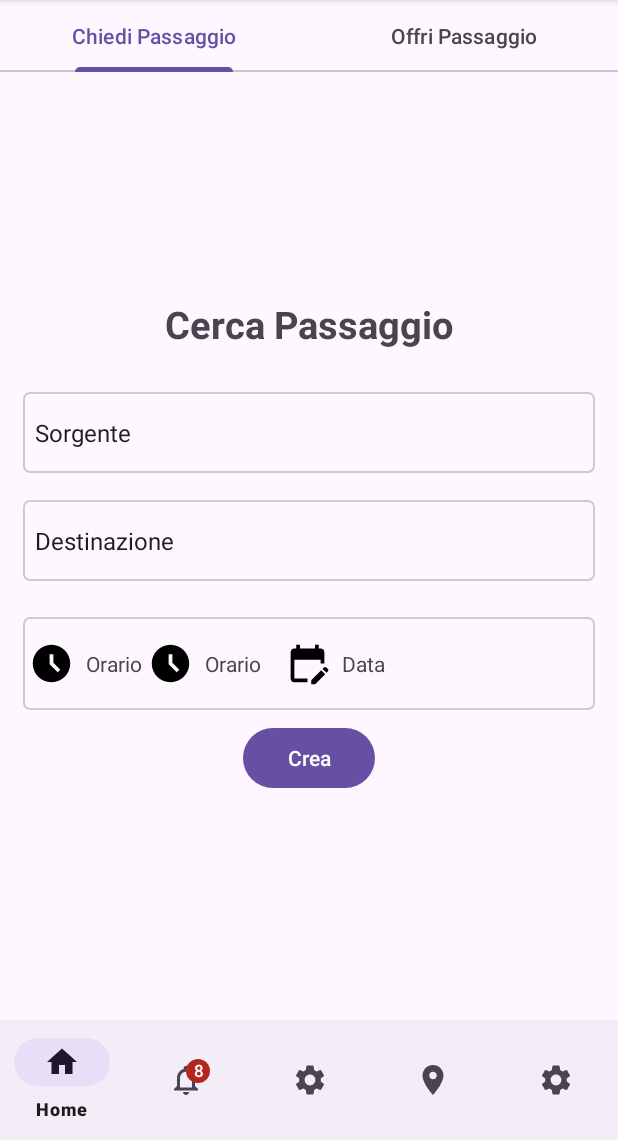
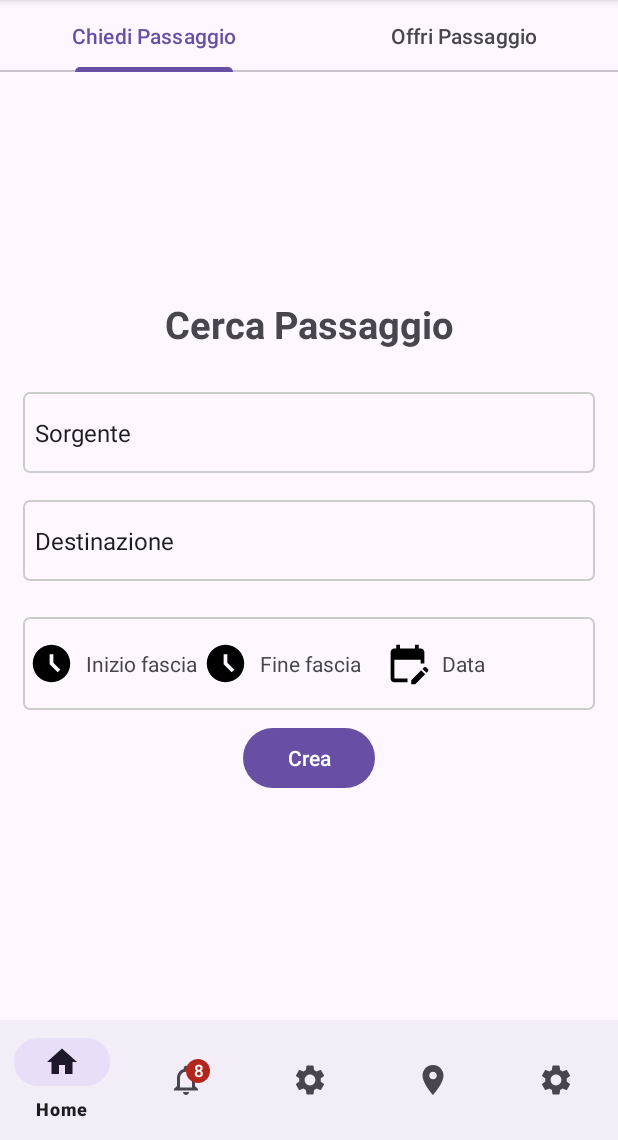
Before and after one commit to GiovanniTorrisi28/AppCarSharing, an Android app: the screen it shows after launch once a user with an empty profile is signed in (MainActivity), on a phone screen of 412 x 824 dp, the part 96-1236 px from its top. Run offline under Robolectric (Android 15) with nearby library versions, the phone set to English and light mode, and no system bars; our stand-ins replace Firebase (no records; nobody signed in at launch, a user with empty details on screens opened directly); libraries missing offline, so code that uses them is left out: org.osmdroid.config, org.osmdroid.util, org.osmdroid.views.

```diff
--- a/app/build.gradle
+++ b/app/build.gradle
@@ -40,6 +40,7 @@ dependencies {
     implementation 'com.google.firebase:firebase-auth:22.0.0'
     implementation 'org.osmdroid:osmdroid-android:6.1.13'
 
+
     testImplementation 'junit:junit:4.13.2'
     androidTestImplementation 'androidx.test.ext:junit:1.1.5'
     androidTestImplementation 'androidx.test.espresso:espresso-core:3.5.1'
--- a/app/src/main/java/com/example/appcarsharing/AskRideFragment.java
+++ b/app/src/main/java/com/example/appcarsharing/AskRideFragment.java
@@ -8,18 +8,40 @@ import android.os.Bundle;
 import androidx.fragment.app.Fragment;
 import androidx.fragment.app.FragmentManager;
 
+import android.text.TextUtils;
 import android.view.LayoutInflater;
 import android.view.View;
 import android.view.ViewGroup;
 import android.widget.ArrayAdapter;
+import android.widget.Button;
+import android.widget.DatePicker;
 import android.widget.ImageView;
 import android.widget.Spinner;
 import android.widget.TimePicker;
+import android.widget.Toast;
+
+import java.util.HashMap;
 
 public class AskRideFragment extends Fragment {
 
-    private TimePickerDialog.OnTimeSetListener timeSetListener;
-    private ImageView timeIconStart,timeIconEnd;
+    private TimePickerDialog.OnTimeSetListener timeStartSetListener,timeEndSetListener;
+    private DatePickerDialog.OnDateSetListener dateSetListener;
+    private ImageView timeIconStart,timeIconEnd,calendarIcon;
+    private HashMap<String, Integer> date;
+    private HashMap<String,Integer> timeStart,timeEnd;
+
+    public AskRideFragment() {
+        date = new HashMap<>();
+        timeStart = new HashMap<>();
+        timeEnd = new HashMap<>();
+        date.put("day",-1);
+        date.put("month",-1);
+        date.put("year",-1);
+        timeStart.put("hour",-1);
+        timeStart.put("minute",-1);
+        timeEnd.put("hour",-1);
+        timeEnd.put("minute",-1);
+    }
     @Override
     public View onCreateView(LayoutInflater inflater, ViewGroup container,
                              Bundle savedInstanceState) {
@@ -46,30 +68,103 @@ public class AskRideFragment extends Fragment {
 
         timeIconStart = rootView.findViewById(R.id.time_icon_start);
         timeIconEnd = rootView.findViewById(R.id.time_icon_end);
-        timeSetListener = new TimePickerDialog.OnTimeSetListener() {
+        timeStartSetListener = new TimePickerDialog.OnTimeSetListener() {
             @Override
             public void onTimeSet(TimePicker view, int hourOfDay, int minute) {
                 // Qui puoi gestire l'orario selezionato dall'utente
-                  System.out.println("Debug " + hourOfDay + " " + minute);
-            }
-        };
-        View.OnClickListener handleClickTime = new  View.OnClickListener() {
-            @Override
-            public void onClick(View v) {
-                showTimePicker(Calendar.getInstance().get(Calendar.HOUR_OF_DAY),Calendar.getInstance().get(Calendar.MINUTE));
+                  timeStart.put("hour",hourOfDay);
+                  timeStart.put("minute",minute);
             }
         };
 
-        timeIconStart.setOnClickListener(handleClickTime);
-        timeIconEnd.setOnClickListener(handleClickTime);
+        timeEndSetListener = new TimePickerDialog.OnTimeSetListener() {
+            @Override
+            public void onTimeSet(TimePicker view, int hourOfDay, int minute) {
+                // Qui puoi gestire l'orario selezionato dall'utente
+                timeEnd.put("hour",hourOfDay);
+                timeEnd.put("minute",minute);
+            }
+        };
+        View.OnClickListener handleClickTimeStart = new  View.OnClickListener() {
+            @Override
+            public void onClick(View v) {
+                showTimePicker(Calendar.getInstance().get(Calendar.HOUR_OF_DAY),Calendar.getInstance().get(Calendar.MINUTE),timeStartSetListener);
+            }
+        };
 
-        return rootView;
+        View.OnClickListener handleClickTimeEnd = new  View.OnClickListener() {
+            @Override
+            public void onClick(View v) {
+                showTimePicker(Calendar.getInstance().get(Calendar.HOUR_OF_DAY),Calendar.getInstance().get(Calendar.MINUTE),timeEndSetListener);
+            }
+        };
+
+        timeIconStart.setOnClickListener(handleClickTimeStart);
+        timeIconEnd.setOnClickListener(handleClickTimeEnd);
+
+        //icona del calendario
+        calendarIcon = rootView.findViewById(R.id.calendar_icon);
+        dateSetListener = new DatePickerDialog.OnDateSetListener() {
+            @Override
+            public void onDateSet(DatePicker view, int year, int month, int dayOfMonth) {
+                // Qui puoi gestire la data selezionata dall'utente
+                date.put("day",dayOfMonth);
+                date.put("month",month);
+                date.put("year",year);
+            }
+        };
+
+        // Aggiungi un listener al clic sull'icona del calendario
+        calendarIcon.setOnClickListener(new View.OnClickListener() {
+            @Override
+            public void onClick(View v) {
+                showDatePicker(Calendar.getInstance().get(Calendar.DAY_OF_MONTH),Calendar.getInstance().get(Calendar.MONTH),Calendar.getInstance().get(Calendar.YEAR));
+            }
+        });
+
+
+        //gestione invio
+        Button submitButton = rootView.findViewById(R.id.submitButton);
+        submitButton.setOnClickListener(new View.OnClickListener() {
+            @Override
+            public void onClick(View v) {
+                 System.out.println("debug");
+                String selectedSourceOption = (String) sourceSpinner.getSelectedItem();
+                String selectedDestinationOption = (String) destinationSpinner.getSelectedItem();
+                //controllo sulla sorgente
+                if (selectedSourceOption.equals(sourceOptions[0])) {
+                    Toast.makeText(getContext(), "Inserisci sorgente", Toast.LENGTH_SHORT).show();
+                    return;
+                }
+                //controllo sulla destinazione
+                if (selectedDestinationOption.equals(destinationOptions[0])) {
+                    Toast.makeText(getContext(), "Inserisci destinazione", Toast.LENGTH_SHORT).show();
+                    return;
+                }
+
+                if (date.get("day").equals(-1) || date.get("month").equals(-1) || date.get("year").equals(-1)) {
+                    Toast.makeText(getContext(), "Inserisci data", Toast.LENGTH_SHORT).show();
+                    return;
+                }
+
+                if (timeStart.get("hour").equals(-1) || timeStart.get("minute").equals(-1)) {
+                    Toast.makeText(getContext(), "Inserisci inizio fascia oraria", Toast.LENGTH_SHORT).show();
+                    return;
+                }
+
+                if (timeEnd.get("hour").equals(-1) || timeEnd.get("minute").equals(-1)) {
+                    Toast.makeText(getContext(), "Inserisci fine fascia oraria", Toast.LENGTH_SHORT).show();
+                    return;
+                }
+            }});
+
+                return rootView;
     }
 
-    private void showTimePicker(Integer hour, Integer minute) {
+    private void showTimePicker(Integer hour, Integer minute,TimePickerDialog.OnTimeSetListener listener) {
         TimePickerDialog timePickerDialog = new TimePickerDialog(
                 requireContext(),
-                timeSetListener,
+                listener,
                 hour,
                 minute,
                 true
@@ -77,5 +172,16 @@ public class AskRideFragment extends Fragment {
         timePickerDialog.show();
     }
 
+    private void showDatePicker(Integer day,Integer month, Integer year) {
+        DatePickerDialog datePickerDialog = new DatePickerDialog(
+                requireContext(),
+                dateSetListener,
+                year,
+                month,
+                day
+        );
+        datePickerDialog.show();
+    }
+
 
 }
--- a/app/src/main/res/layout/fragment_ask_ride.xml
+++ b/app/src/main/res/layout/fragment_ask_ride.xml
@@ -67,7 +67,7 @@
             <TextView
                 android:layout_width="wrap_content"
                 android:layout_height="wrap_content"
-                android:text="Orario"
+                android:text="Inizio fascia"
                 android:layout_marginStart="8dp" />
 
             <ImageView
@@ -82,9 +82,8 @@
             <TextView
                 android:layout_width="wrap_content"
                 android:layout_height="wrap_content"
-                android:text="Orario"
+                android:text="Fine fascia"
                 android:layout_marginStart="8dp" />
-
 
 
             <ImageView
--- a/build.gradle
+++ b/build.gradle
@@ -3,6 +3,8 @@ buildscript {
         classpath 'com.google.gms:google-services:4.3.15'
     }
 }// Top-level build file where you can add configuration options common to all sub-projects/modules.
+
+
 plugins {
     id 'com.android.application' version '8.0.1' apply false
     id 'com.android.library' version '8.0.1' apply false
```
